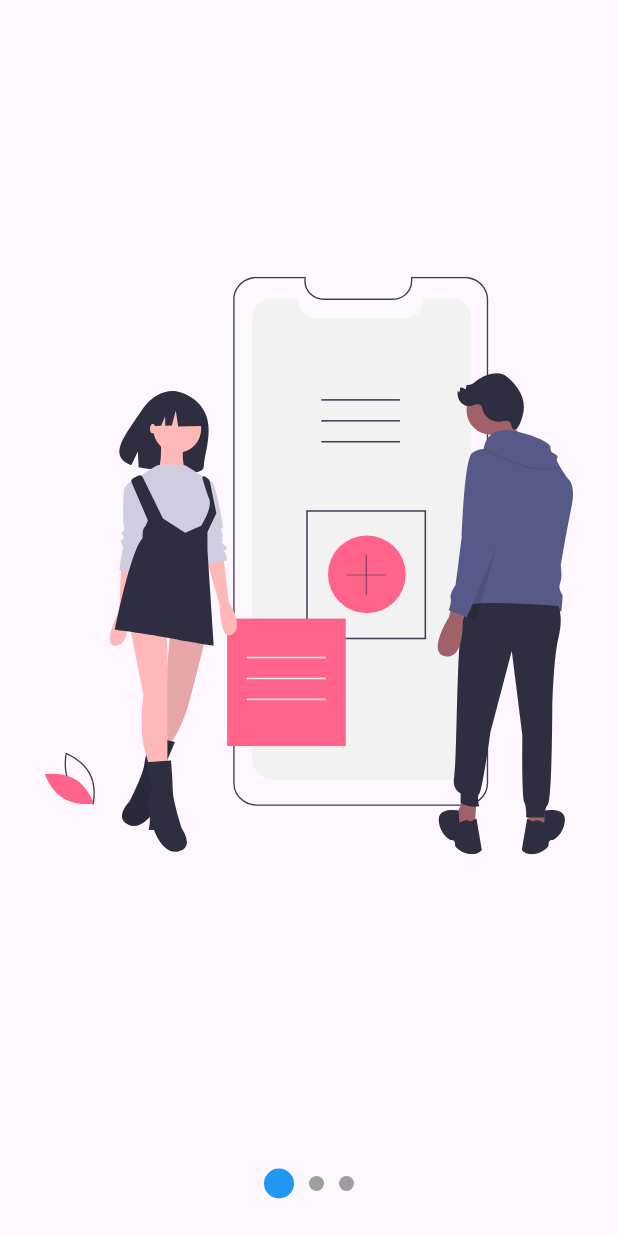
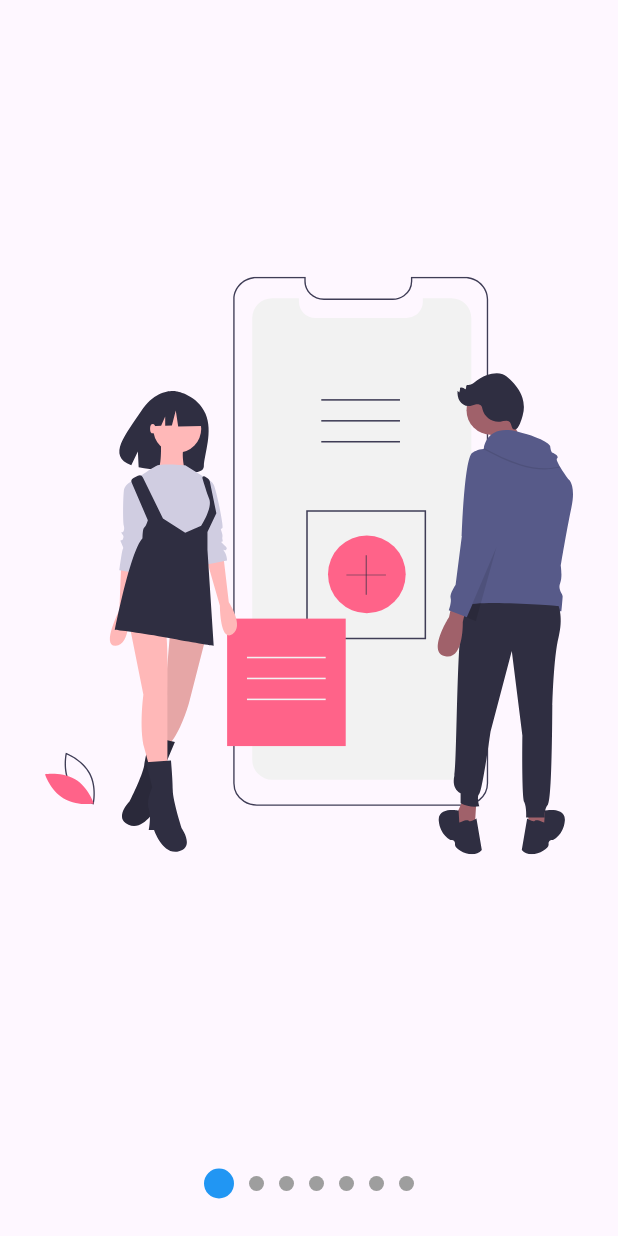
Before and after one commit to AugustoSan/curso_udemy_disenos, a Flutter app: the screen it shows after launch, on a phone screen of 412 x 824 dp. Run offline on Flutter 3.47's test engine with Material 3 defaults, Android fonts, the light colour scheme and no system bars; our stand-ins replace flutter_svg.

Commit message:
se quita libreria de svgpicture de slideshow widget

```diff
--- a/lib/src/pages/slideshow_page.dart
+++ b/lib/src/pages/slideshow_page.dart
@@ -1,4 +1,5 @@
 import 'package:flutter/material.dart';
+import 'package:flutter_svg/svg.dart';
 import 'package:provider/provider.dart';
 
 import 'package:curso_udemy_disenos/src/widgets/index.dart';
@@ -12,7 +13,24 @@ class SlideshowPage extends StatelessWidget {
     return ChangeNotifierProvider(
       create: (_) => SliderModel(),
       child: Scaffold(
-        body: Slidesshow(),
+        body: Slidesshow(
+          slides: [
+            SvgPicture.asset('assets/svgs/slide-1.svg'),
+            SvgPicture.asset('assets/svgs/slide-2.svg'),
+            SvgPicture.asset('assets/svgs/slide-3.svg'),
+            SvgPicture.asset('assets/svgs/slide-4.svg'),
+            SvgPicture.asset('assets/svgs/slide-5.svg'),
+            Center(
+              child: Text('Slide 6', style: TextStyle(fontSize: 30, fontWeight: FontWeight.bold))
+            ),
+            Container(
+              color: Colors.blue,
+              child: Center(
+                child: Text('Slide 7', style: TextStyle(fontSize: 30, fontWeight: FontWeight.bold, color: Colors.white)),
+              ),
+            ),
+          ],
+        ),
       ),
     );
   }
--- a/lib/src/widgets/slideshow.dart
+++ b/lib/src/widgets/slideshow.dart
@@ -3,10 +3,11 @@ import 'package:provider/provider.dart';
 import 'package:curso_udemy_disenos/src/models/index.dart';
 
 // TODO: Borrar
-import 'package:flutter_svg/svg.dart';
+// import 'package:flutter_svg/svg.dart';
 
 class Slidesshow extends StatelessWidget {
-  const Slidesshow({super.key});
+  final List<Widget> slides;
+  const Slidesshow({super.key, required this.slides});
 
   @override
   Widget build(BuildContext context) {
@@ -15,8 +16,8 @@ class Slidesshow extends StatelessWidget {
       child: Center(
         child: Column(
           children: [
-            Expanded(child: _Slides()),
-            _Dots(),
+            Expanded(child: _Slides(slides: slides)),
+            _Dots(totalSlides: slides.length),
           ],
         )
       )
@@ -26,6 +27,8 @@ class Slidesshow extends StatelessWidget {
 
 
 class _Dots extends StatelessWidget {
+  final int totalSlides;
+  const _Dots({required this.totalSlides});
   @override
   Widget build(BuildContext context) {
     return SizedBox(
@@ -33,11 +36,12 @@ class _Dots extends StatelessWidget {
       height: 70,
       child: Row(
         mainAxisAlignment: MainAxisAlignment.center,
-        children: [
-          _Dot(index: 0),
-          _Dot(index: 1),
-          _Dot(index: 2),
-        ],
+        // children: [
+        //   _Dot(index: 0),
+        //   _Dot(index: 1),
+        //   _Dot(index: 2),
+        // ],
+        children: List.generate(totalSlides, (index) => _Dot(index: index)),
       ),
     );
   }
@@ -69,6 +73,10 @@ class _Dot extends StatelessWidget {
 }
 
 class _Slides extends StatefulWidget {
+  final List<Widget> slides;
+  const _Slides({
+    required this.slides
+  });
   @override
   State<_Slides> createState() => _SlidesState();
 }
@@ -98,27 +106,28 @@ class _SlidesState extends State<_Slides> {
     return SizedBox(
       child: PageView(
         controller: pageViewController,
-        children: [
-          _Slide(asset: 'assets/svgs/slide-1.svg'),
-          _Slide(asset: 'assets/svgs/slide-2.svg'),
-          _Slide(asset: 'assets/svgs/slide-3.svg'),
-        ],
+        // children: [
+        //   _Slide(asset: 'assets/svgs/slide-1.svg'),
+        //   _Slide(asset: 'assets/svgs/slide-2.svg'),
+        //   _Slide(asset: 'assets/svgs/slide-3.svg'),
+        // ],
+        children: widget.slides.map((slide) => _Slide(slide: slide)).toList(),
       ),
     );
   }
 }
 
 class _Slide extends StatelessWidget {
-  final String asset;
+  final Widget slide;
   const _Slide({
-    required this.asset,
+    required this.slide,
   });
 
   @override
   Widget build(BuildContext context) {
     return Container(
       padding: const EdgeInsets.all(30),
-      child: SvgPicture.asset(asset),
+      child: slide,
     );
   }
 }
```
